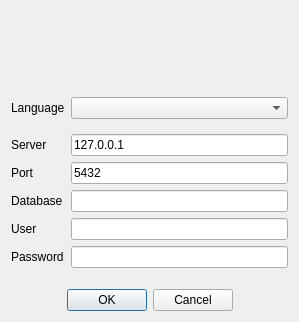
Above: ui/frmAccess.ui from turulomio/xulpymoney before the change. Below: the same form after it.
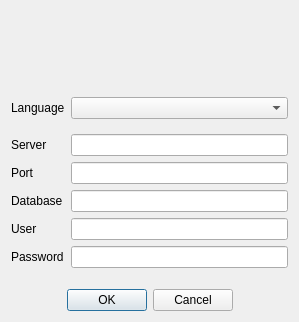
That is the form after the change. Icons and pictures are not drawn.

Patch:
```diff
--- a/ui/frmAccess.ui
+++ b/ui/frmAccess.ui
@@ -111,7 +111,7 @@
           <set>Qt::ImhNone</set>
          </property>
          <property name="text">
-          <string>127.0.0.1</string>
+          <string/>
          </property>
          <property name="echoMode">
           <enum>QLineEdit::Normal</enum>
@@ -128,7 +128,7 @@
        <item row="3" column="1">
         <widget class="QLineEdit" name="txtPort">
          <property name="text">
-          <string>5432</string>
+          <string/>
          </property>
         </widget>
        </item>
```
